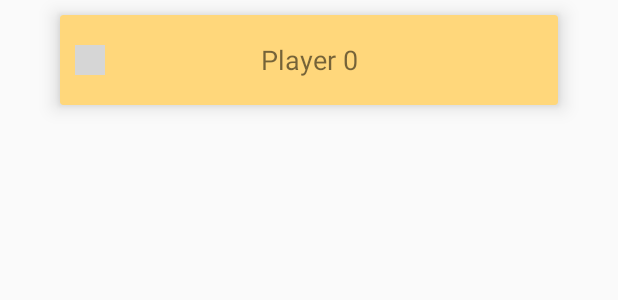
After one commit to uribernal/eGames, an Android app: the layout item_game_player.xml on its own in the app's theme, with its tools: preview values and no code run, on a phone screen of 412 x 824 dp. The commit adds this screen. Shown: the top 300 px of the screen. Run offline under Robolectric (Android 15) with nearby library versions, the phone set to English and light mode, and no system bars; grey boxes are pictures that could not be loaded.

Commit message:
Game Activity

```diff
--- /dev/null
+++ b/app/src/main/res/layout/item_game_player.xml
@@ -0,0 +1,38 @@
+<?xml version="1.0" encoding="utf-8"?>
+<android.support.v7.widget.CardView xmlns:android="http://schemas.android.com/apk/res/android"
+    xmlns:app="http://schemas.android.com/apk/res-auto"
+    android:id="@+id/game_cv_container"
+    android:layout_width="match_parent"
+    app:cardBackgroundColor="@color/bandColor"
+    android:layout_height="60dp"
+    android:layout_marginLeft="40dp"
+    android:layout_marginRight="40dp"
+    android:layout_marginTop="10dp"
+    android:layout_marginBottom="10dp"
+    app:cardElevation="8dp">
+
+    <RelativeLayout
+        android:layout_width="match_parent"
+        android:layout_height="match_parent"
+        android:padding="10dp">
+
+        <TextView
+            android:id="@+id/game_starting_player"
+            android:layout_width="20dp"
+            android:layout_height="20dp"
+            android:backgroundTint="@color/mainBackgroundColor"
+            android:background="@drawable/circle"
+            android:layout_centerVertical="true"
+            android:textAlignment="center" />
+
+        <TextView
+            android:id="@+id/game_player_name"
+            android:layout_width="match_parent"
+            android:layout_height="wrap_content"
+            android:textSize="18sp"
+            android:text="Player 0"
+            android:layout_centerVertical="true"
+            android:textAlignment="center" />
+
+    </RelativeLayout>
+</android.support.v7.widget.CardView>
--- a/app/src/main/res/values/colors.xml
+++ b/app/src/main/res/values/colors.xml
@@ -14,6 +14,7 @@
 
     <!-- Game Activity -->
     <color name="popupBackgroundColor">#2f333f</color>
+    <color name="blockedPlayerColor">#d4d4d4d4</color>
 
 
     <!-- Test Colors -->
```
Also changed, not shown: app/src/main/java/com/example/obernalp/e_games/activities/GameActivity.java (+92 -2 lines), app/src/main/java/com/example/obernalp/e_games/adapters/PlayersGameAdapter.java (added, +155 -0 lines), app/src/main/java/com/example/obernalp/e_games/controllers/Infiltrado.java (added, +190 -0 lines).
